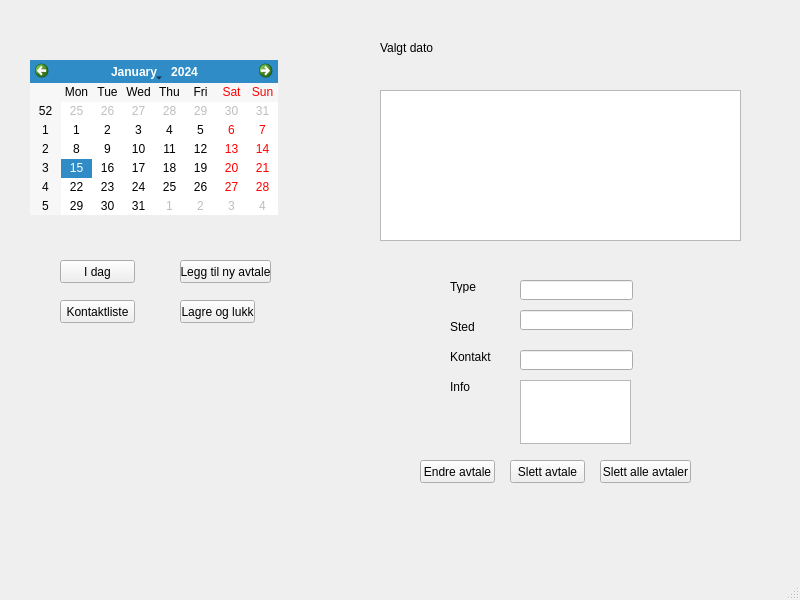
Old version of the form calendarmainwindow.ui in the repository ArcticFqx/QTSkoleProsjekt.
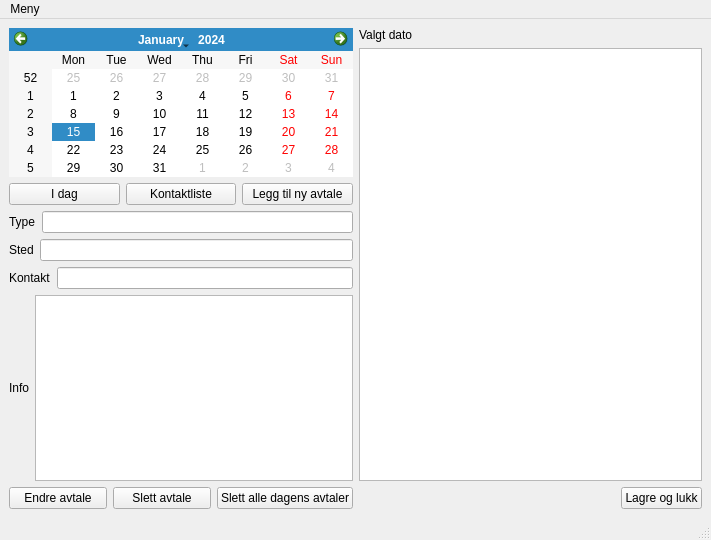
New version of the form.

Commit message:
Layout upgrade
Added menu, upgraded layout

```diff
--- a/calendarmainwindow.ui
+++ b/calendarmainwindow.ui
@@ -6,23 +6,23 @@
    <rect>
     <x>0</x>
     <y>0</y>
-    <width>800</width>
-    <height>600</height>
+    <width>711</width>
+    <height>540</height>
    </rect>
   </property>
   <property name="windowTitle">
    <string>MainWindow</string>
   </property>
   <widget class="QWidget" name="centralwidget">
+   <layout class="QVBoxLayout" name="verticalLayout_7">
+    <item>
+     <layout class="QHBoxLayout" name="horizontalLayout_8">
+      <item>
+       <layout class="QVBoxLayout" name="verticalLayout_4">
+        <item>
+         <layout class="QVBoxLayout" name="verticalLayout_2">
+          <item>
    <widget class="QCalendarWidget" name="calendarWidget">
-    <property name="geometry">
-     <rect>
-      <x>30</x>
-      <y>60</y>
-      <width>248</width>
-      <height>155</height>
-     </rect>
-    </property>
     <property name="firstDayOfWeek">
      <enum>Qt::Monday</enum>
     </property>
@@ -30,106 +30,154 @@
      <bool>false</bool>
     </property>
    </widget>
+          </item>
+          <item>
+           <layout class="QHBoxLayout" name="horizontalLayout_6">
+            <item>
    <widget class="QPushButton" name="gotoTodayButton">
-    <property name="geometry">
-     <rect>
-      <x>60</x>
-      <y>260</y>
-      <width>75</width>
-      <height>23</height>
-     </rect>
-    </property>
     <property name="text">
      <string>I dag</string>
     </property>
    </widget>
+            </item>
+            <item>
    <widget class="QPushButton" name="contactlistButton">
-    <property name="geometry">
-     <rect>
-      <x>60</x>
-      <y>300</y>
-      <width>75</width>
-      <height>23</height>
-     </rect>
-    </property>
     <property name="text">
      <string>Kontaktliste</string>
     </property>
    </widget>
-   <widget class="QLabel" name="chosenDateLabel">
-    <property name="geometry">
-     <rect>
-      <x>380</x>
-      <y>40</y>
-      <width>121</width>
-      <height>16</height>
-     </rect>
-    </property>
-    <property name="text">
-     <string>Valgt dato</string>
-    </property>
-   </widget>
+            </item>
+            <item>
    <widget class="QPushButton" name="addAppointmentButton">
-    <property name="geometry">
-     <rect>
-      <x>180</x>
-      <y>260</y>
-      <width>91</width>
-      <height>23</height>
-     </rect>
-    </property>
     <property name="text">
      <string>Legg til ny avtale</string>
     </property>
    </widget>
-   <widget class="QPushButton" name="removeAppointmentButton">
-    <property name="geometry">
-     <rect>
-      <x>510</x>
-      <y>460</y>
-      <width>75</width>
-      <height>23</height>
-     </rect>
-    </property>
+            </item>
+           </layout>
+          </item>
+         </layout>
+        </item>
+        <item>
+         <layout class="QVBoxLayout" name="verticalLayout_3">
+          <item>
+           <layout class="QVBoxLayout" name="verticalLayout">
+            <item>
+             <layout class="QHBoxLayout" name="horizontalLayout">
+              <item>
+               <widget class="QLabel" name="typeLabel">
+                <property name="text">
+                 <string>Type</string>
+                </property>
+               </widget>
+              </item>
+              <item>
+               <widget class="QLineEdit" name="typeLineEdit">
+                <property name="readOnly">
+                 <bool>true</bool>
+                </property>
+               </widget>
+              </item>
+             </layout>
+            </item>
+            <item>
+             <layout class="QHBoxLayout" name="horizontalLayout_2">
+              <item>
+               <widget class="QLabel" name="locationLabel">
     <property name="text">
-     <string>Slett avtale</string>
-    </property>
-   </widget>
+                 <string>Sted</string>
+                </property>
+               </widget>
+              </item>
+              <item>
+               <widget class="QLineEdit" name="locationLineEdit">
+                <property name="readOnly">
+                 <bool>true</bool>
+                </property>
+               </widget>
+              </item>
+             </layout>
+            </item>
+            <item>
+             <layout class="QHBoxLayout" name="horizontalLayout_3">
+              <item>
+               <widget class="QLabel" name="contactLabel">
+                <property name="text">
+                 <string>Kontakt</string>
+                </property>
+               </widget>
+              </item>
+              <item>
+               <widget class="QLineEdit" name="contactLineEdit">
+                <property name="readOnly">
+                 <bool>true</bool>
+                </property>
+               </widget>
+              </item>
+             </layout>
+            </item>
+            <item>
+             <layout class="QHBoxLayout" name="horizontalLayout_4">
+              <item>
+               <widget class="QLabel" name="infoLabel">
+                <property name="text">
+                 <string>Info</string>
+                </property>
+               </widget>
+              </item>
+              <item>
+               <widget class="QTextEdit" name="infoLineEdit">
+                <property name="readOnly">
+                 <bool>true</bool>
+                </property>
+               </widget>
+              </item>
+             </layout>
+            </item>
+            <item>
+             <layout class="QHBoxLayout" name="horizontalLayout_5">
+              <item>
    <widget class="QPushButton" name="editAppointmentButton">
-    <property name="geometry">
-     <rect>
-      <x>420</x>
-      <y>460</y>
-      <width>75</width>
-      <height>23</height>
-     </rect>
-    </property>
     <property name="text">
      <string>Endre avtale</string>
     </property>
    </widget>
+              </item>
+              <item>
+               <widget class="QPushButton" name="removeAppointmentButton">
+                <property name="text">
+                 <string>Slett avtale</string>
+                </property>
+               </widget>
+              </item>
+              <item>
    <widget class="QPushButton" name="removeAllAppointmentsButton">
-    <property name="geometry">
-     <rect>
-      <x>600</x>
-      <y>460</y>
-      <width>91</width>
-      <height>23</height>
-     </rect>
-    </property>
+                <property name="text">
+                 <string>Slett alle dagens avtaler</string>
+                </property>
+               </widget>
+              </item>
+             </layout>
+            </item>
+           </layout>
+          </item>
+         </layout>
+        </item>
+       </layout>
+      </item>
+      <item>
+       <layout class="QVBoxLayout" name="verticalLayout_6">
+        <item>
+         <layout class="QVBoxLayout" name="verticalLayout_5">
+          <item>
+           <widget class="QLabel" name="chosenDateLabel">
     <property name="text">
-     <string>Slett alle avtaler</string>
-    </property>
-   </widget>
+             <string>Valgt dato</string>
+            </property>
+           </widget>
+          </item>
+          <item>
    <widget class="QTableWidget" name="appointmentTable">
-    <property name="geometry">
-     <rect>
-      <x>380</x>
-      <y>90</y>
-      <width>361</width>
-      <height>151</height>
-     </rect>
-    </property>
     <property name="selectionMode">
      <enum>QAbstractItemView::SingleSelection</enum>
     </property>
@@ -146,133 +194,62 @@
      <bool>false</bool>
     </attribute>
    </widget>
-   <widget class="QLabel" name="typeLabel">
-    <property name="geometry">
-     <rect>
-      <x>450</x>
-      <y>280</y>
-      <width>46</width>
-      <height>13</height>
-     </rect>
-    </property>
-    <property name="text">
-     <string>Type</string>
-    </property>
-   </widget>
-   <widget class="QLabel" name="locationLabel">
-    <property name="geometry">
-     <rect>
-      <x>450</x>
-      <y>320</y>
-      <width>46</width>
-      <height>13</height>
-     </rect>
-    </property>
-    <property name="text">
-     <string>Sted</string>
-    </property>
-   </widget>
-   <widget class="QLabel" name="contactLabel">
-    <property name="geometry">
-     <rect>
-      <x>450</x>
-      <y>350</y>
-      <width>46</width>
-      <height>13</height>
-     </rect>
-    </property>
-    <property name="text">
-     <string>Kontakt</string>
-    </property>
-   </widget>
-   <widget class="QLabel" name="infoLabel">
-    <property name="geometry">
-     <rect>
-      <x>450</x>
-      <y>380</y>
-      <width>46</width>
-      <height>13</height>
-     </rect>
-    </property>
-    <property name="text">
-     <string>Info</string>
-    </property>
-   </widget>
-   <widget class="QLineEdit" name="typeLineEdit">
-    <property name="geometry">
-     <rect>
-      <x>520</x>
-      <y>280</y>
-      <width>113</width>
+          </item>
+         </layout>
+        </item>
+        <item>
+         <layout class="QHBoxLayout" name="horizontalLayout_7">
+          <item>
+           <spacer name="horizontalSpacer">
+            <property name="orientation">
+             <enum>Qt::Horizontal</enum>
+            </property>
+            <property name="sizeHint" stdset="0">
+             <size>
+              <width>40</width>
       <height>20</height>
-     </rect>
-    </property>
-    <property name="readOnly">
-     <bool>true</bool>
-    </property>
-   </widget>
-   <widget class="QLineEdit" name="locationLineEdit">
-    <property name="geometry">
-     <rect>
-      <x>520</x>
-      <y>310</y>
-      <width>113</width>
-      <height>20</height>
-     </rect>
-    </property>
-    <property name="readOnly">
-     <bool>true</bool>
-    </property>
-   </widget>
-   <widget class="QLineEdit" name="contactLineEdit">
-    <property name="geometry">
-     <rect>
-      <x>520</x>
-      <y>350</y>
-      <width>113</width>
-      <height>20</height>
-     </rect>
-    </property>
-    <property name="readOnly">
-     <bool>true</bool>
-    </property>
-   </widget>
-   <widget class="QTextEdit" name="infoLineEdit">
-    <property name="geometry">
-     <rect>
-      <x>520</x>
-      <y>380</y>
-      <width>111</width>
-      <height>64</height>
-     </rect>
-    </property>
-    <property name="readOnly">
-     <bool>true</bool>
-    </property>
-   </widget>
+             </size>
+            </property>
+           </spacer>
+          </item>
+          <item>
    <widget class="QPushButton" name="closeButton">
-    <property name="geometry">
-     <rect>
-      <x>180</x>
-      <y>300</y>
-      <width>75</width>
-      <height>23</height>
-     </rect>
-    </property>
     <property name="text">
      <string>Lagre og lukk</string>
     </property>
    </widget>
+          </item>
+         </layout>
+        </item>
+       </layout>
+      </item>
+     </layout>
+    </item>
+   </layout>
   </widget>
   <widget class="QMenuBar" name="menubar">
    <property name="geometry">
     <rect>
      <x>0</x>
      <y>0</y>
-     <width>800</width>
+     <width>711</width>
      <height>21</height>
     </rect>
    </property>
+   <widget class="QMenu" name="menuFil">
+    <property name="title">
+     <string>Meny</string>
+    </property>
+    <addaction name="actionAddAppointment"/>
+    <addaction name="actionEditAppointment"/>
+    <addaction name="actionDeleteAppointment"/>
+    <addaction name="actionDeleteAllAppointment"/>
+    <addaction name="separator"/>
+    <addaction name="actionOpenContacts"/>
+    <addaction name="separator"/>
+    <addaction name="actionSaveAndExit"/>
+   </widget>
+   <addaction name="menuFil"/>
   </widget>
   <widget class="QStatusBar" name="statusbar"/>
  </widget>
```
Left out of the diff: 30 changed lines with no effect on the pictures. Lines whose indentation alone changed are shown as unchanged. The commit also changes 1 other file.
